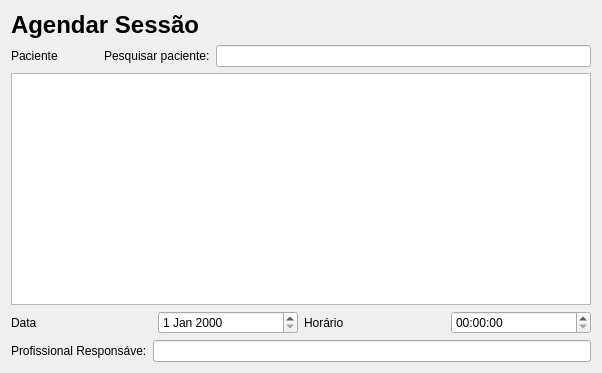
First picture: the form in clinica_cpp/janela_agendar.ui, repository juander/Projeto_CPP, before the edit.
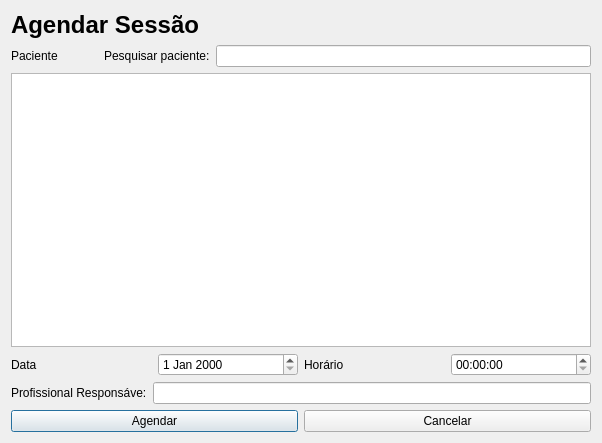
Second picture: the form after the edit.

```diff
--- a/clinica_cpp/janela_agendar.ui
+++ b/clinica_cpp/janela_agendar.ui
@@ -7,7 +7,7 @@
     <x>0</x>
     <y>0</y>
     <width>602</width>
-    <height>373</height>
+    <height>443</height>
    </rect>
   </property>
   <property name="windowTitle">
@@ -99,6 +99,24 @@
      </item>
     </layout>
    </item>
+   <item>
+    <layout class="QHBoxLayout" name="horizontalLayout_6">
+     <item>
+      <widget class="QPushButton" name="btnAgendar">
+       <property name="text">
+        <string>Agendar</string>
+       </property>
+      </widget>
+     </item>
+     <item>
+      <widget class="QPushButton" name="pushButton_2">
+       <property name="text">
+        <string>Cancelar</string>
+       </property>
+      </widget>
+     </item>
+    </layout>
+   </item>
   </layout>
  </widget>
  <resources/>
```
